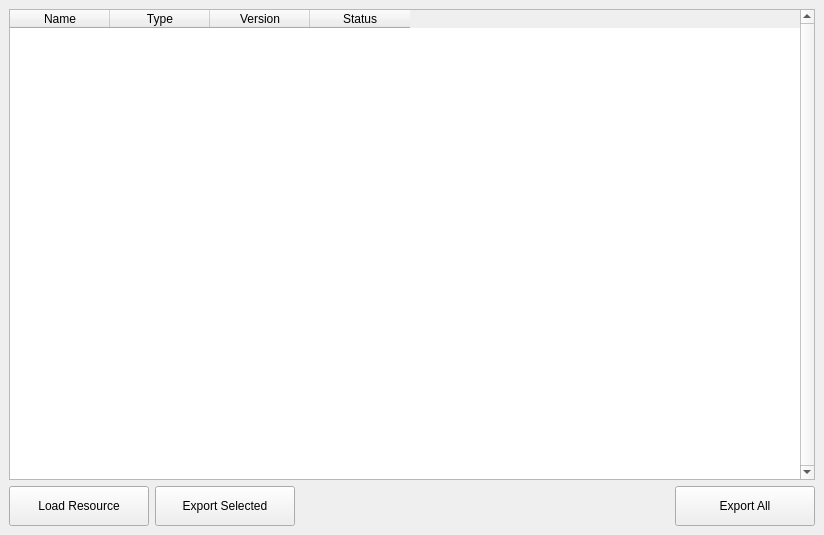
First picture: the form in source/qt/mainwindow.ui, repository brongo/SAMUEL, before the edit.
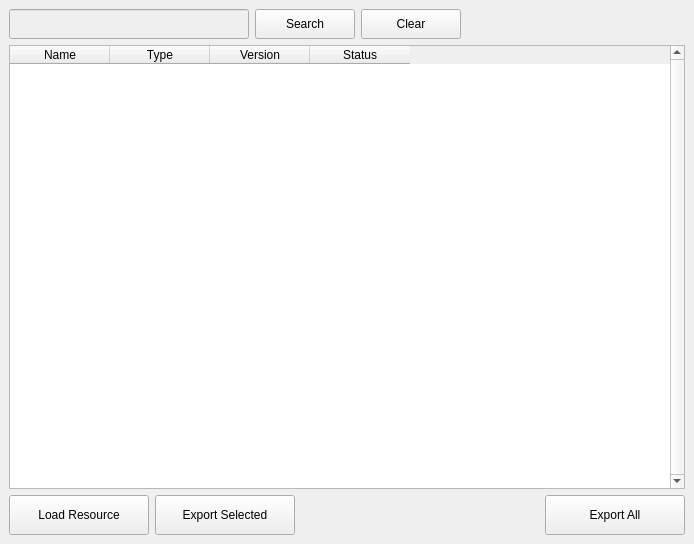
Second picture: the form after the edit.

Commit message: Add search box functionality

Patch:
```diff
--- a/source/qt/mainwindow.ui
+++ b/source/qt/mainwindow.ui
@@ -6,8 +6,8 @@
    <rect>
     <x>0</x>
     <y>0</y>
-    <width>824</width>
-    <height>535</height>
+    <width>694</width>
+    <height>544</height>
    </rect>
   </property>
   <property name="windowTitle">
@@ -27,14 +27,125 @@
     <enum>Qt::LeftToRight</enum>
    </property>
    <layout class="QGridLayout" name="gridLayout">
-    <item row="0" column="0" colspan="4">
+    <item row="9" column="0" colspan="3">
+     <layout class="QHBoxLayout" name="horizontalLayout_2">
+      <item alignment="Qt::AlignLeft">
+       <widget class="QPushButton" name="btnLoadResource">
+        <property name="sizePolicy">
+         <sizepolicy hsizetype="Minimum" vsizetype="Fixed">
+          <horstretch>0</horstretch>
+          <verstretch>0</verstretch>
+         </sizepolicy>
+        </property>
+        <property name="minimumSize">
+         <size>
+          <width>140</width>
+          <height>40</height>
+         </size>
+        </property>
+        <property name="maximumSize">
+         <size>
+          <width>140</width>
+          <height>40</height>
+         </size>
+        </property>
+        <property name="baseSize">
+         <size>
+          <width>200</width>
+          <height>40</height>
+         </size>
+        </property>
+        <property name="text">
+         <string>Load Resource</string>
+        </property>
+       </widget>
+      </item>
+      <item alignment="Qt::AlignLeft">
+       <widget class="QPushButton" name="btnExportSelected">
+        <property name="sizePolicy">
+         <sizepolicy hsizetype="Minimum" vsizetype="Fixed">
+          <horstretch>1</horstretch>
+          <verstretch>0</verstretch>
+         </sizepolicy>
+        </property>
+        <property name="minimumSize">
+         <size>
+          <width>140</width>
+          <height>40</height>
+         </size>
+        </property>
+        <property name="maximumSize">
+         <size>
+          <width>140</width>
+          <height>40</height>
+         </size>
+        </property>
+        <property name="text">
+         <string>Export Selected</string>
+        </property>
+       </widget>
+      </item>
+      <item alignment="Qt::AlignRight">
+       <widget class="QPushButton" name="btnExportAll">
+        <property name="sizePolicy">
+         <sizepolicy hsizetype="Minimum" vsizetype="Fixed">
+          <horstretch>1</horstretch>
+          <verstretch>0</verstretch>
+         </sizepolicy>
+        </property>
+        <property name="minimumSize">
+         <size>
+          <width>140</width>
+          <height>40</height>
+         </size>
+        </property>
+        <property name="maximumSize">
+         <size>
+          <width>140</width>
+          <height>40</height>
+         </size>
+        </property>
+        <property name="text">
+         <string>Export All</string>
+        </property>
+       </widget>
+      </item>
+     </layout>
+    </item>
+    <item row="4" column="0" colspan="3">
+     <layout class="QHBoxLayout" name="horizontalLayout" stretch="0">
+      <property name="spacing">
+       <number>0</number>
+      </property>
+      <property name="sizeConstraint">
+       <enum>QLayout::SetFixedSize</enum>
+      </property>
+      <property name="leftMargin">
+       <number>0</number>
+      </property>
+      <property name="topMargin">
+       <number>0</number>
+      </property>
+      <item>
      <widget class="QTableWidget" name="tableWidget">
       <property name="sizePolicy">
-       <sizepolicy hsizetype="Minimum" vsizetype="Minimum">
+         <sizepolicy hsizetype="Expanding" vsizetype="Expanding">
         <horstretch>0</horstretch>
         <verstretch>0</verstretch>
        </sizepolicy>
       </property>
+        <property name="minimumSize">
+         <size>
+          <width>200</width>
+          <height>200</height>
+         </size>
+        </property>
+        <property name="maximumSize">
+         <size>
+          <width>2000</width>
+          <height>2000</height>
+         </size>
+        </property>
       <property name="autoFillBackground">
        <bool>false</bool>
       </property>
@@ -120,92 +231,104 @@
       </column>
      </widget>
     </item>
-    <item row="1" column="0" alignment="Qt::AlignLeft">
-     <widget class="QPushButton" name="btnLoadResource">
+     </layout>
+    </item>
+    <item row="0" column="0" colspan="3">
+     <layout class="QHBoxLayout" name="horizontalLayout_3">
+      <item>
+       <widget class="QLineEdit" name="inputSearch">
+        <property name="enabled">
+         <bool>false</bool>
+        </property>
       <property name="sizePolicy">
-       <sizepolicy hsizetype="Maximum" vsizetype="Fixed">
+         <sizepolicy hsizetype="Minimum" vsizetype="Fixed">
         <horstretch>0</horstretch>
         <verstretch>0</verstretch>
        </sizepolicy>
       </property>
       <property name="minimumSize">
        <size>
-        <width>140</width>
-        <height>40</height>
-       </size>
-      </property>
-      <property name="maximumSize">
-       <size>
-        <width>200</width>
-        <height>40</height>
-       </size>
-      </property>
-      <property name="baseSize">
-       <size>
-        <width>200</width>
-        <height>40</height>
-       </size>
-      </property>
-      <property name="text">
-       <string>Load Resource</string>
-      </property>
-     </widget>
-    </item>
-    <item row="1" column="1" alignment="Qt::AlignLeft">
-     <widget class="QPushButton" name="btnExportSelected">
+          <width>240</width>
+          <height>30</height>
+         </size>
+        </property>
+        <property name="maxLength">
+         <number>1024</number>
+        </property>
+       </widget>
+      </item>
+      <item alignment="Qt::AlignLeft">
+       <widget class="QPushButton" name="btnSearch">
+        <property name="enabled">
+         <bool>true</bool>
+        </property>
       <property name="sizePolicy">
-       <sizepolicy hsizetype="Maximum" vsizetype="Fixed">
+         <sizepolicy hsizetype="Minimum" vsizetype="Minimum">
         <horstretch>0</horstretch>
         <verstretch>0</verstretch>
        </sizepolicy>
       </property>
       <property name="minimumSize">
        <size>
-        <width>140</width>
-        <height>40</height>
-       </size>
-      </property>
-      <property name="maximumSize">
-       <size>
-        <width>200</width>
-        <height>40</height>
-       </size>
-      </property>
+          <width>100</width>
+          <height>30</height>
+         </size>
+        </property>
       <property name="text">
-       <string>Export Selected</string>
+         <string>Search</string>
       </property>
      </widget>
     </item>
-    <item row="1" column="3" alignment="Qt::AlignRight">
-     <widget class="QPushButton" name="btnExportAll">
+      <item alignment="Qt::AlignLeft">
+       <widget class="QPushButton" name="btnClear">
       <property name="sizePolicy">
-       <sizepolicy hsizetype="Maximum" vsizetype="Fixed">
+         <sizepolicy hsizetype="Minimum" vsizetype="Minimum">
         <horstretch>1</horstretch>
         <verstretch>0</verstretch>
        </sizepolicy>
       </property>
       <property name="minimumSize">
        <size>
-        <width>140</width>
-        <height>40</height>
+          <width>100</width>
+          <height>30</height>
        </size>
       </property>
       <property name="maximumSize">
        <size>
-        <width>200</width>
-        <height>40</height>
+          <width>100</width>
+          <height>30</height>
        </size>
       </property>
       <property name="text">
-       <string>Export All</string>
+         <string>Clear</string>
       </property>
      </widget>
     </item>
-   </layout>
-   <zorder>tableWidget</zorder>
-   <zorder>btnExportSelected</zorder>
-   <zorder>btnLoadResource</zorder>
-   <zorder>btnExportAll</zorder>
+      <item alignment="Qt::AlignRight">
+       <widget class="QLabel" name="labelStatus">
+        <property name="minimumSize">
+         <size>
+          <width>160</width>
+          <height>30</height>
+         </size>
+        </property>
+        <property name="text">
+         <string/>
+        </property>
+        <property name="alignment">
+         <set>Qt::AlignRight|Qt::AlignTrailing|Qt::AlignVCenter</set>
+        </property>
+        <property name="margin">
+         <number>5</number>
+        </property>
+        <property name="indent">
+         <number>15</number>
+        </property>
+       </widget>
+      </item>
+     </layout>
+    </item>
+   </layout>
   </widget>
   <widget class="QMenuBar" name="menubar">
    <property name="geometry">
```
Left out of the diff: 2 changed lines with no effect on the pictures. Lines whose indentation alone changed are shown as unchanged. The commit also changes 2 other files.
